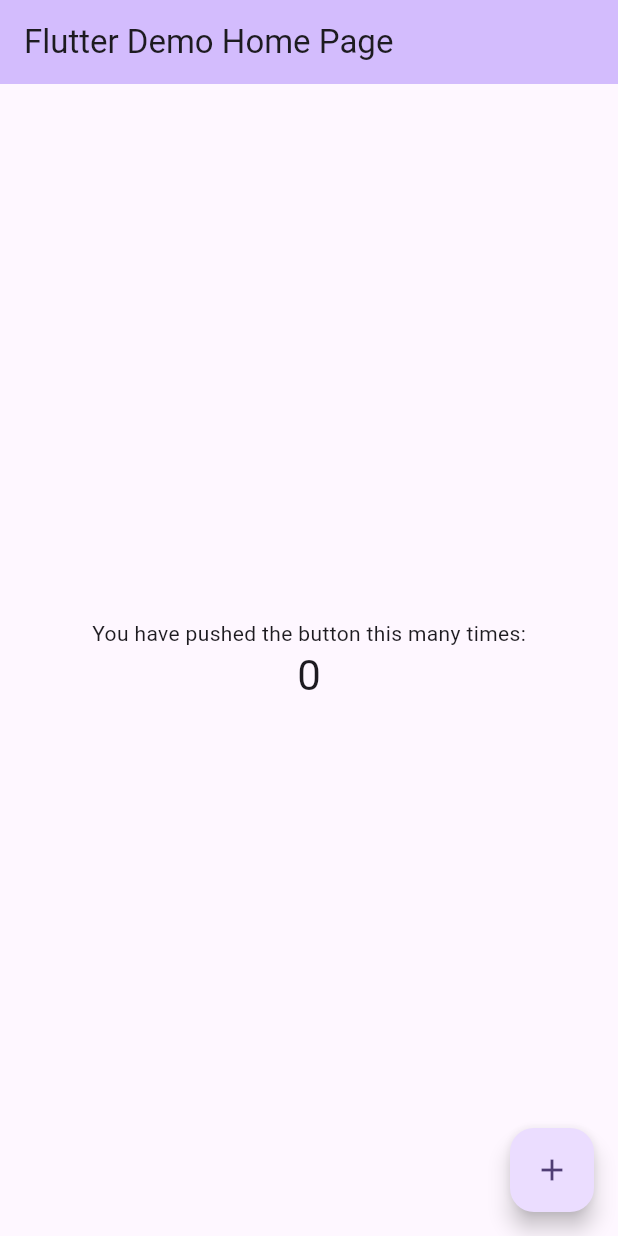
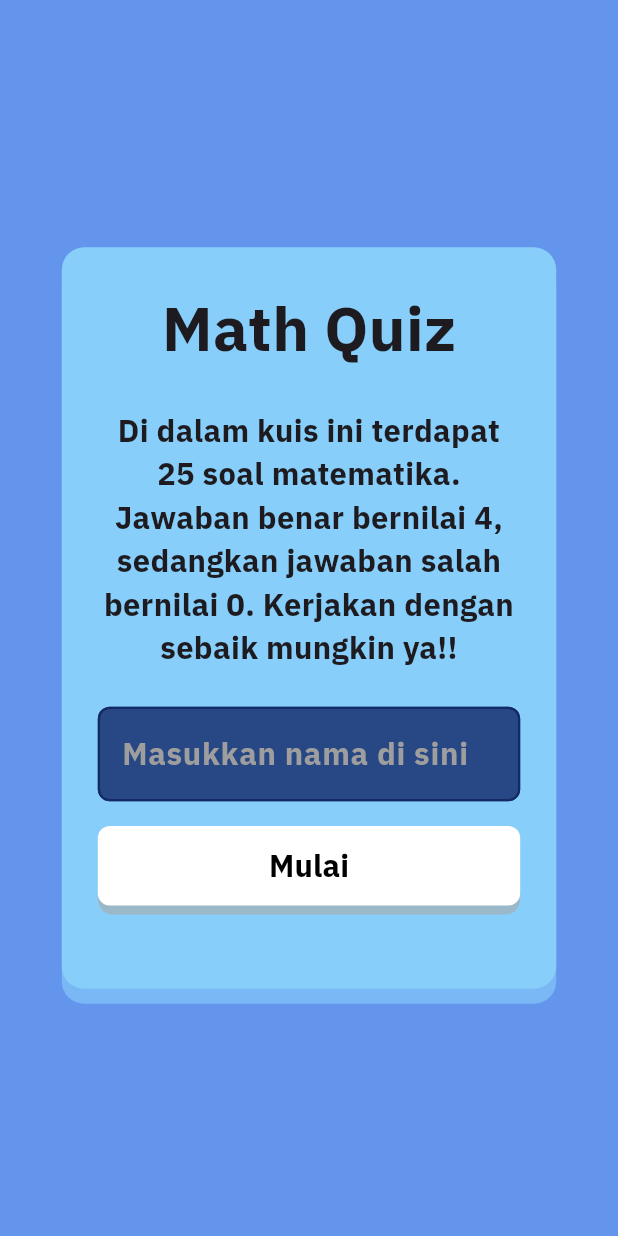
Before and after one commit to Qisth/math-quiz-uts-pm1, a Flutter app: the screen it shows after launch, on a phone screen of 412 x 824 dp. Run offline on Flutter 3.47's test engine with Material 3 defaults, Android fonts, the phone set to English and light mode, and no system bars; our stand-ins replace go_router; project files that could hold a hidden picture were left out.

Commit message:
Add menu screen

```diff
--- a/lib/config/routes.dart
+++ b/lib/config/routes.dart
@@ -0,0 +1,48 @@
+import 'package:flutter/material.dart';
+import 'package:go_router/go_router.dart';
+
+import '../screens/menu_screen.dart';
+// import '../screens/set_name_screen.dart';
+// import '../screens/quiz_screen.dart';
+// import '../screens/results_screen.dart';
+
+class AppRoutes {
+  static const String menu = '/';
+  static const String setName = '/set-name';
+  static const String game = '/game';
+  static const String results = '/results';
+}
+
+final GlobalKey<NavigatorState> rootNavigatorKey = GlobalKey<NavigatorState>();
+
+GoRouter createRouter() {
+  return GoRouter(
+    navigatorKey: rootNavigatorKey,
+    initialLocation: AppRoutes.menu,
+    routes: [
+      GoRoute(
+        path: AppRoutes.menu,
+        name: 'menu',
+        builder: (context, state) => const MenuScreen(),
+      ),
+
+      // GoRoute(
+      //   path: AppRoutes.setName,
+      //   name: 'set-name',
+      //   builder: (context, state) => const SetNameScreen(),
+      // ),
+
+      // GoRoute(
+      //   path: AppRoutes.game,
+      //   name: 'game',
+      //   builder: (context, state) => const QuizScreen(),
+      // ),
+
+      // GoRoute(
+      //   path: AppRoutes.results,
+      //   name: 'results',
+      //   builder: (context, state) => const ResultsScreen(),
+      // ),
+    ],
+  );
+}
--- a/lib/main.dart
+++ b/lib/main.dart
@@ -1,3 +1,5 @@
+import 'config/routes.dart';
+
 import 'package:flutter/material.dart';
 
 void main() {
@@ -7,116 +9,13 @@ void main() {
 class MyApp extends StatelessWidget {
   const MyApp({super.key});
 
-  // This widget is the root of your application.
   @override
   Widget build(BuildContext context) {
-    return MaterialApp(
-      title: 'Flutter Demo',
-      theme: ThemeData(
-        // This is the theme of your application.
-        //
-        // TRY THIS: Try running your application with "flutter run". You'll see
-        // the application has a purple toolbar. Then, without quitting the app,
-        // try changing the seedColor in the colorScheme below to Colors.green
-        // and then invoke "hot reload" (save your changes or press the "hot
-        // reload" button in a Flutter-supported IDE, or press "r" if you used
-        // the command line to start the app).
-        //
-        // Notice that the counter didn't reset back to zero; the application
-        // state is not lost during the reload. To reset the state, use hot
-        // restart instead.
-        //
-        // This works for code too, not just values: Most code changes can be
-        // tested with just a hot reload.
-        colorScheme: .fromSeed(seedColor: Colors.deepPurple),
-      ),
-      home: const MyHomePage(title: 'Flutter Demo Home Page'),
+    return MaterialApp.router(
+      title: 'Math Quiz',
+      theme: ThemeData(fontFamily: 'IBM Plex Sans'),
+      routerConfig: createRouter(),
+      debugShowCheckedModeBanner: false,
     );
   }
 }
-
-class MyHomePage extends StatefulWidget {
-  const MyHomePage({super.key, required this.title});
-
-  // This widget is the home page of your application. It is stateful, meaning
-  // that it has a State object (defined below) that contains fields that affect
-  // how it looks.
-
-  // This class is the configuration for the state. It holds the values (in this
-  // case the title) provided by the parent (in this case the App widget) and
-  // used by the build method of the State. Fields in a Widget subclass are
-  // always marked "final".
-
-  final String title;
-
-  @override
-  State<MyHomePage> createState() => _MyHomePageState();
-}
-
-class _MyHomePageState extends State<MyHomePage> {
-  int _counter = 0;
-
-  void _incrementCounter() {
-    setState(() {
-      // This call to setState tells the Flutter framework that something has
-      // changed in this State, which causes it to rerun the build method below
-      // so that the display can reflect the updated values. If we changed
-      // _counter without calling setState(), then the build method would not be
-      // called again, and so nothing would appear to happen.
-      _counter++;
-    });
-  }
-
-  @override
-  Widget build(BuildContext context) {
-    // This method is rerun every time setState is called, for instance as done
-    // by the _incrementCounter method above.
-    //
-    // The Flutter framework has been optimized to make rerunning build methods
-    // fast, so that you can just rebuild anything that needs updating rather
-    // than having to individually change instances of widgets.
-    return Scaffold(
-      appBar: AppBar(
-        // TRY THIS: Try changing the color here to a specific color (to
-        // Colors.amber, perhaps?) and trigger a hot reload to see the AppBar
-        // change color while the other colors stay the same.
-        backgroundColor: Theme.of(context).colorScheme.inversePrimary,
-        // Here we take the value from the MyHomePage object that was created by
-        // the App.build method, and use it to set our appbar title.
-        title: Text(widget.title),
-      ),
-      body: Center(
-        // Center is a layout widget. It takes a single child and positions it
-        // in the middle of the parent.
-        child: Column(
-          // Column is also a layout widget. It takes a list of children and
-          // arranges them vertically. By default, it sizes itself to fit its
-          // children horizontally, and tries to be as tall as its parent.
-          //
-          // Column has various properties to control how it sizes itself and
-          // how it positions its children. Here we use mainAxisAlignment to
-          // center the children vertically; the main axis here is the vertical
-          // axis because Columns are vertical (the cross axis would be
-          // horizontal).
-          //
-          // TRY THIS: Invoke "debug painting" (choose the "Toggle Debug Paint"
-          // action in the IDE, or press "p" in the console), to see the
-          // wireframe for each widget.
-          mainAxisAlignment: .center,
-          children: [
-            const Text('You have pushed the button this many times:'),
-            Text(
-              '$_counter',
-              style: Theme.of(context).textTheme.headlineMedium,
-            ),
-          ],
-        ),
-      ),
-      floatingActionButton: FloatingActionButton(
-        onPressed: _incrementCounter,
-        tooltip: 'Increment',
-        child: const Icon(Icons.add),
-      ),
-    );
-  }
-}
--- a/lib/screens/menu_screen.dart
+++ b/lib/screens/menu_screen.dart
@@ -0,0 +1,84 @@
+import 'package:flutter/material.dart';
+
+import '../widgets/surface.dart';
+
+class MenuScreen extends StatelessWidget {
+  const MenuScreen({super.key});
+
+  @override
+  Widget build(BuildContext context) {
+    final screenWidth = MediaQuery.of(context).size.width;
+    final screenHeight = MediaQuery.of(context).size.height;
+    return Surface(
+      child: Column(
+        children: [
+          Text(
+            'Math Quiz',
+            style: TextStyle(
+              fontWeight: FontWeight.w700,
+              fontSize: screenWidth * 0.1,
+            ),
+          ),
+          SizedBox(height: screenHeight * 0.03),
+          Text(
+            'Di dalam kuis ini terdapat 25 soal matematika. Jawaban benar bernilai 4, sedangkan jawaban salah bernilai 0. Kerjakan dengan sebaik mungkin ya!!',
+            textAlign: TextAlign.center,
+            style: TextStyle(fontSize: screenWidth * 0.05),
+          ),
+          SizedBox(height: screenHeight * 0.03),
+          TextField(
+            style: TextStyle(color: Colors.white, fontSize: screenWidth * 0.05),
+            decoration: InputDecoration(
+              hintText: 'Masukkan nama di sini',
+              hintStyle: TextStyle(color: Colors.grey[500]),
+              filled: true,
+              fillColor: Color(0xFF284885),
+              enabledBorder: OutlineInputBorder(
+                borderRadius: BorderRadius.circular(8),
+                borderSide: BorderSide(color: Color(0xFF142A64), width: 1.5),
+              ),
+              focusedBorder: OutlineInputBorder(
+                borderRadius: BorderRadius.circular(8),
+                borderSide: BorderSide(color: Color(0xff6495ed), width: 2.0),
+              ),
+            ),
+          ),
+          SizedBox(height: screenHeight * 0.02),
+          SizedBox(
+            width: double.infinity,
+            child: Container(
+              decoration: BoxDecoration(
+                borderRadius: BorderRadius.circular(10),
+                boxShadow: const [
+                  BoxShadow(
+                    color: Color(0x99A9A9A9),
+                    offset: Offset(0, 6),
+                    blurRadius: 0,
+                  ),
+                ],
+              ),
+              child: FilledButton(
+                onPressed: () {},
+                style: FilledButton.styleFrom(
+                  backgroundColor: Colors.white,
+                  foregroundColor: Colors.black,
+                  elevation: 0,
+                  shape: RoundedRectangleBorder(
+                    borderRadius: BorderRadius.circular(8),
+                  ),
+                  padding: const EdgeInsets.symmetric(
+                    vertical: 12,
+                  ),
+                ),
+                child: Text(
+                  'Mulai',
+                  style: TextStyle(fontWeight: FontWeight.w700, fontSize: screenWidth * 0.05),
+                ),
+              ),
+            ),
+          ),
+        ],
+      ),
+    );
+  }
+}
--- a/lib/widgets/surface.dart
+++ b/lib/widgets/surface.dart
@@ -0,0 +1,30 @@
+import 'package:flutter/material.dart';
+
+class Surface extends StatelessWidget {
+  final Widget child;
+  const Surface({super.key, required this.child});
+
+  @override
+  Widget build(BuildContext context) {
+    final screenWidth = MediaQuery.of(context).size.width;
+    final screenHeight = MediaQuery.of(context).size.height;
+    return Scaffold(
+      backgroundColor: Color(0xff6495ed),
+      body: Center(
+        child: Container(
+          width: screenWidth * 0.8,
+          height: screenHeight * 0.6,
+          padding: EdgeInsets.all(24),
+          decoration: BoxDecoration(
+            borderRadius: BorderRadius.all(Radius.circular(15)),
+            color: Color(0xff87cefa),
+            boxShadow: [
+              BoxShadow(color: Color(0x9987cefa), offset: Offset(0, 10)),
+            ],
+          ),
+          child: child,
+        ),
+      ),
+    );
+  }
+}
--- a/pubspec.yaml
+++ b/pubspec.yaml
@@ -13,6 +13,7 @@ dependencies:
 
   cupertino_icons: ^1.0.8
   go_router: ^18.1.1
+  provider: ^6.1.5+1
 
 dev_dependencies:
   flutter_test:
```
Also changed, not shown: lib/data/dummy_data.dart (deleted), lib/data/questions.dart (added), lib/screens/game_screen.dart (deleted), lib/screens/name_screen.dart (deleted), lib/screens/quiz_screen.dart (added), lib/screens/set_name_screen.dart (added), lib/widgets/menu_button.dart (deleted), lib/widgets/menu_list.dart (deleted), pubspec.lock.
